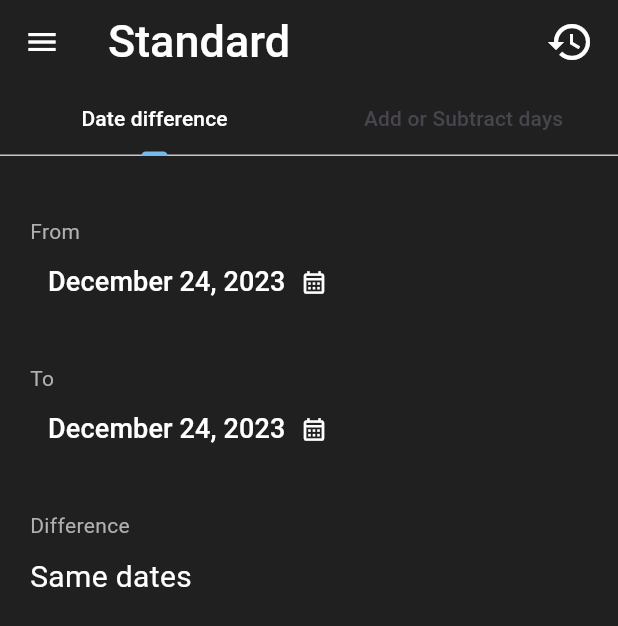
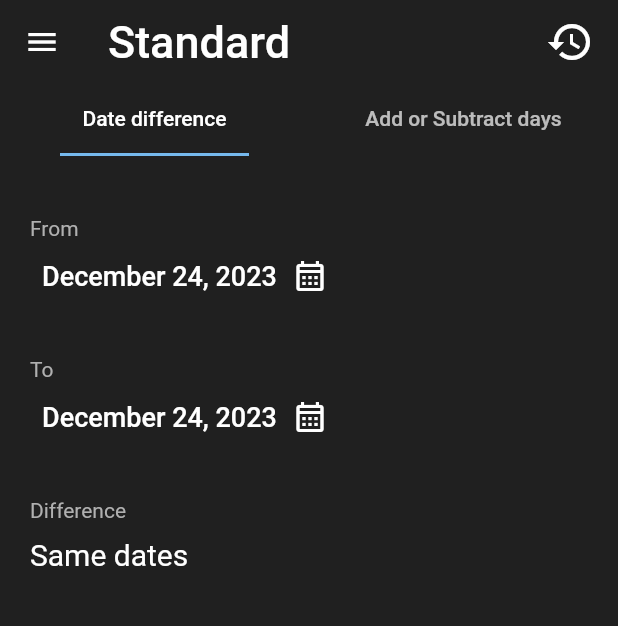
Before and after one commit to HARUM1122/Windows-calculator-clone, a Flutter app: the screen it shows after launch, swiped to page 3, on a phone screen of 412 x 824 dp. Shown: the top 626 px of the screen. Run offline on Flutter 3.47's test engine with Material 3 defaults, Android fonts, the light colour scheme and no system bars; our stand-ins replace decimal, shared_preferences; missing offline and left inert: dart_numerics, latext, units_converter; statements that could not run were skipped.

Commit message:
Fixed bugs

```diff
--- a/lib/eval_ex(modified)/utils.dart
+++ b/lib/eval_ex(modified)/utils.dart
@@ -1,4 +1,3 @@
-import 'expression.dart';
 bool isLetter(String ch) {
   if (ch.isEmpty) {
     return false;
--- a/lib/main.dart
+++ b/lib/main.dart
@@ -26,9 +26,12 @@ class Calculator extends StatelessWidget {
         ChangeNotifierProvider(create: (_)=>DialogProvider()),
         ChangeNotifierProvider(create: (_)=>UnitProvider()),
       ],
-      child:const MaterialApp(
+      child:MaterialApp(
         debugShowCheckedModeBanner: false,
-        home: SplashScreen()
+        theme: ThemeData(
+          useMaterial3: false
+        ),
+        home: const SplashScreen()
       )
     );
   }
--- a/lib/pages/calculators/date_calc/date_calculator.dart
+++ b/lib/pages/calculators/date_calc/date_calculator.dart
@@ -14,7 +14,6 @@ class DateCalculator extends StatelessWidget {
           mainAxisAlignment: MainAxisAlignment.start,
           children: [
             TabBar(
-              labelColor: Colors.white,
               indicatorPadding: EdgeInsets.symmetric(horizontal: 40),
               indicatorColor: Color.fromRGBO(118, 185, 237,1),
               overlayColor: MaterialStatePropertyAll<Color>(Colors.transparent),
```
Also changed, not shown: lib/widgets/memory/standard/memory_tile.dart (+6 -5 lines).
